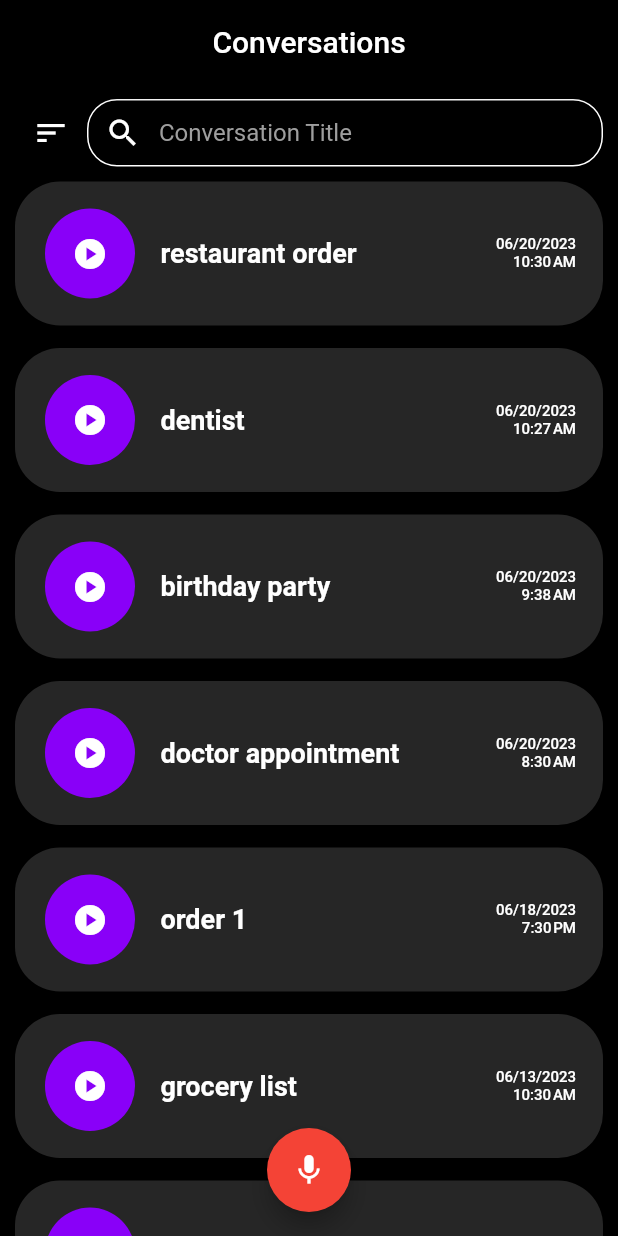
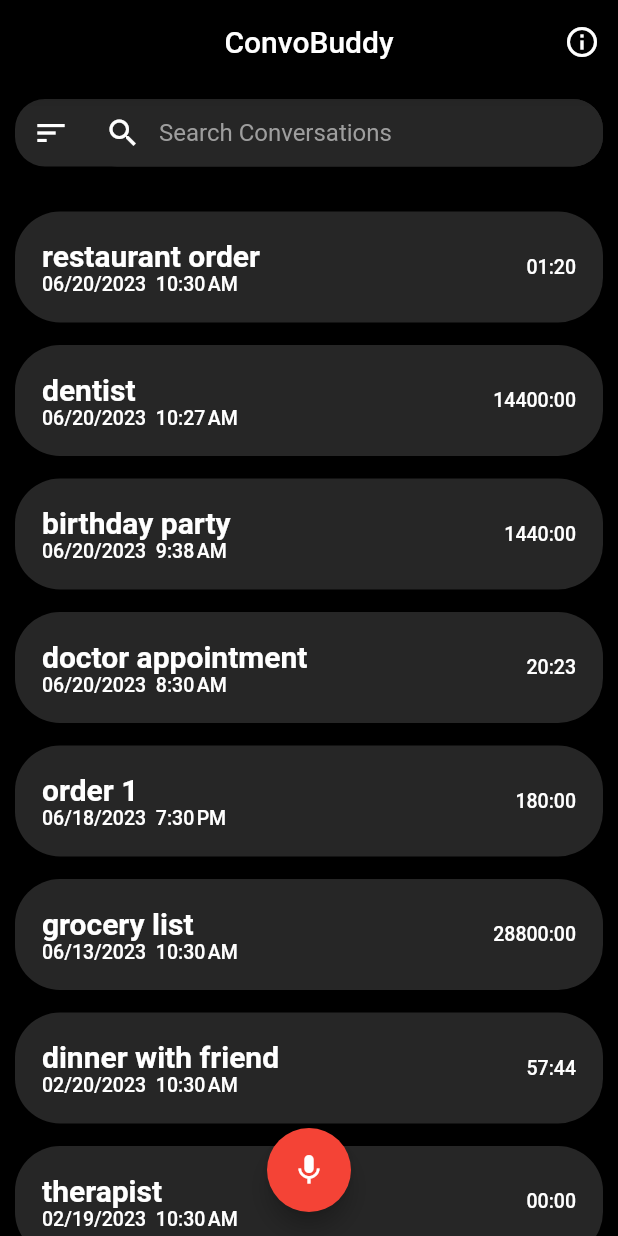
Before and after one commit to umgc/summer2023, a Flutter app: the screen it shows after launch, on a phone screen of 412 x 824 dp. Run offline on Flutter 3.47's test engine with Material 2 defaults, Android fonts, the phone set to English and light mode, and no system bars; our stand-ins replace stop_watch_timer; missing offline and left inert: audio_waveforms.

Commit message:
updated convo widget and list screen

```diff
--- a/talker-mobile-app/lib/screens/conversationsListScreen.dart
+++ b/talker-mobile-app/lib/screens/conversationsListScreen.dart
@@ -42,9 +42,17 @@ class _ConversationsListScreenState extends State<ConversationsListScreen> {
     return Scaffold(
       backgroundColor: Colors.white,
       appBar: AppBar(
-        title: const Text('Conversations'),
+        title: const Text('ConvoBuddy'),
         centerTitle: true,
         backgroundColor: Colors.black,
+        actions: const <Widget>[
+          IconButton(
+              onPressed: null,
+              icon: Icon(
+                Icons.info_outline,
+                color: Colors.white,
+              ))
+        ],
       ),
       body: Container(
         color: Colors.black,
@@ -52,6 +60,10 @@ class _ConversationsListScreenState extends State<ConversationsListScreen> {
         child: Column(
           children: [
             Container(
+              margin: const EdgeInsets.only(bottom: 20),
+              decoration: BoxDecoration(
+                  borderRadius: BorderRadius.circular(20),
+                  color: const Color(0xFF262626)),
               height: 45,
               child: Row(
                 children: [
@@ -101,23 +113,27 @@ class _ConversationsListScreenState extends State<ConversationsListScreen> {
                       style: const TextStyle(color: Colors.white),
                       cursorColor: Colors.white,
                       decoration: InputDecoration(
+                          filled: true,
+                          fillColor: const Color(0xFF262626),
                           enabledBorder: OutlineInputBorder(
                               borderRadius: BorderRadius.circular(20),
                               borderSide:
-                                  const BorderSide(color: Colors.white)),
+                                  const BorderSide(color: Colors.transparent)),
                           contentPadding: const EdgeInsets.all(0),
                           prefixIcon: const Icon(Icons.search),
-                          prefixIconColor: Colors.white,
-                          hintText: 'Conversation Title',
+                          prefixIconColor: searchText.isEmpty
+                              ? Colors.white
+                              : Colors.transparent,
+                          hintText: 'Search Conversations',
                           hintStyle: const TextStyle(color: Colors.grey),
                           border: OutlineInputBorder(
                               borderRadius: BorderRadius.circular(20),
                               borderSide:
-                                  const BorderSide(color: Colors.white)),
+                                  const BorderSide(color: Colors.transparent)),
                           focusedBorder: OutlineInputBorder(
                               borderRadius: BorderRadius.circular(20),
                               borderSide:
-                                  const BorderSide(color: Colors.white))),
+                                  const BorderSide(color: Colors.transparent))),
                       onChanged: (value) => setState(() {
                         searchText = value;
                       }),
--- a/talker-mobile-app/lib/state/conversations_provider.dart
+++ b/talker-mobile-app/lib/state/conversations_provider.dart
@@ -6,28 +6,28 @@ final List<Conversation> sampleData = [
   Conversation(
       title: 'restaurant order',
       recordedDate: DateTime.now(),
-      duration: const Duration(minutes: 1),
+      duration: const Duration(minutes: 1, seconds: 20),
       content: '',
       audioFilePath: '',
       id: ''),
   Conversation(
       title: 'doctor appointment',
       recordedDate: DateTime.now().add(const Duration(minutes: -120)),
-      duration: const Duration(minutes: 20),
+      duration: const Duration(minutes: 20, seconds: 23),
       content: '',
       audioFilePath: '',
       id: ''),
   Conversation(
       title: 'dinner with friend',
       recordedDate: DateTime.now().add(const Duration(days: -120)),
-      duration: const Duration(minutes: 55),
+      duration: const Duration(minutes: 55, seconds: 164),
       content: '',
       audioFilePath: '',
       id: ''),
   Conversation(
       title: 'a very loooooooooonnnnnng title',
       recordedDate: DateTime.now().add(const Duration(days: -220)),
-      duration: const Duration(hours: 1),
+      duration: const Duration(hours: 1, seconds: 51),
       content: '',
       audioFilePath: '',
       id: ''),
--- a/talker-mobile-app/lib/widgets/conversationListItem.dart
+++ b/talker-mobile-app/lib/widgets/conversationListItem.dart
@@ -10,6 +10,14 @@ class ConversationListItem extends StatelessWidget {
 
   final Conversation conversation;
   final Function() onTap;
+
+  String getFormattedDuration() {
+    final minutes = conversation.duration.inMinutes;
+    final seconds = conversation.duration.inSeconds % 60;
+    final minutesString = '$minutes'.padLeft(2, '0');
+    final secondsString = '$seconds'.padLeft(2, '0');
+    return '$minutesString:$secondsString';
+  }
 
   @override
   Widget build(BuildContext context) {
@@ -26,39 +34,29 @@ class ConversationListItem extends StatelessWidget {
           child: Row(
             mainAxisAlignment: MainAxisAlignment.spaceBetween,
             children: [
-              TextButton(
-                onPressed: () {},
-                style: ElevatedButton.styleFrom(
-                  backgroundColor: const Color(0xFF8900F8),
-                  shape: const CircleBorder(),
-                  padding: const EdgeInsets.all(18),
-                ),
-                child: const Icon(
-                  Icons.play_circle,
-                  color: Colors.white,
-                ),
-              ),
-              Expanded(
-                child: Container(
-                  margin: const EdgeInsets.only(left: 15),
-                  child: Text(conversation.title,
+              Column(
+                crossAxisAlignment: CrossAxisAlignment.start,
+                mainAxisAlignment: MainAxisAlignment.center,
+                children: [
+                  Text(conversation.title,
                       overflow: TextOverflow.ellipsis,
                       style: const TextStyle(
                           color: Colors.white,
                           fontWeight: FontWeight.bold,
-                          fontSize: 18)),
-                ),
+                          fontSize: 20)),
+                  Text(
+                    '${DateFormat('MM/dd/yyyy').format(conversation.recordedDate)}  ${DateFormat.jm().format(conversation.recordedDate)}',
+                    style: const TextStyle(fontSize: 13, color: Colors.white),
+                  )
+                ],
               ),
               Column(
                 crossAxisAlignment: CrossAxisAlignment.end,
                 children: [
                   Text(
-                    DateFormat('MM/dd/yyyy').format(conversation.recordedDate),
-                    style: const TextStyle(fontSize: 10, color: Colors.white),
+                    getFormattedDuration(),
+                    style: const TextStyle(fontSize: 13, color: Colors.white),
                   ),
-                  Text(DateFormat.jm().format(conversation.recordedDate),
-                      style:
-                          const TextStyle(fontSize: 10, color: Colors.white)),
                 ],
               ),
             ],
```
